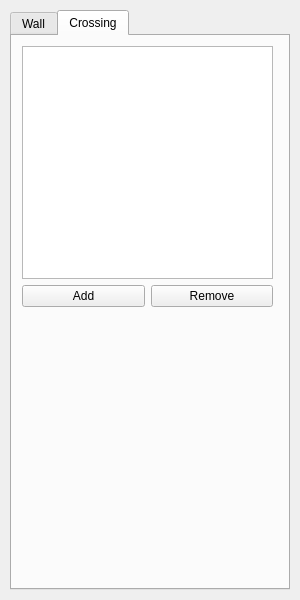
This is forms/propertywidget.ui in JuPedSim/jpseditor as Qt 5 draws it before an edit. The edited form follows.
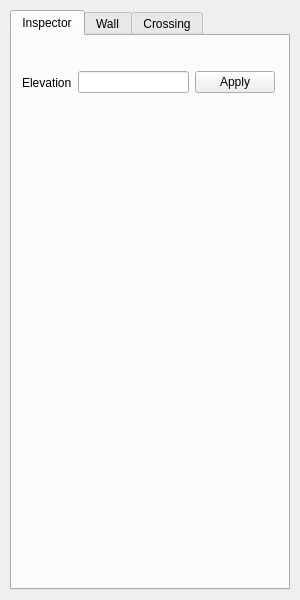
This is the edited form. The open tabs and pages were chosen to show the change.

```diff
--- a/forms/propertywidget.ui
+++ b/forms/propertywidget.ui
@@ -37,6 +37,40 @@
    <property name="currentIndex">
     <number>1</number>
    </property>
+   <widget class="QWidget" name="Inspector_Room">
+    <attribute name="title">
+     <string>Inspector</string>
+    </attribute>
+    <widget class="QWidget" name="">
+     <property name="geometry">
+      <rect>
+       <x>10</x>
+       <y>30</y>
+       <width>253</width>
+       <height>33</height>
+      </rect>
+     </property>
+     <layout class="QHBoxLayout" name="horizontalLayout_Elevation">
+      <item>
+       <widget class="QLabel" name="label">
+        <property name="text">
+         <string>Elevation</string>
+        </property>
+       </widget>
+      </item>
+      <item>
+       <widget class="QLineEdit" name="lineEdit"/>
+      </item>
+      <item>
+       <widget class="QPushButton" name="pushButton">
+        <property name="text">
+         <string>Apply</string>
+        </property>
+       </widget>
+      </item>
+     </layout>
+    </widget>
+   </widget>
    <widget class="QWidget" name="wall">
     <attribute name="title">
      <string>Wall</string>
```
Left out of the diff: 2 changed lines with no effect on the pictures.
